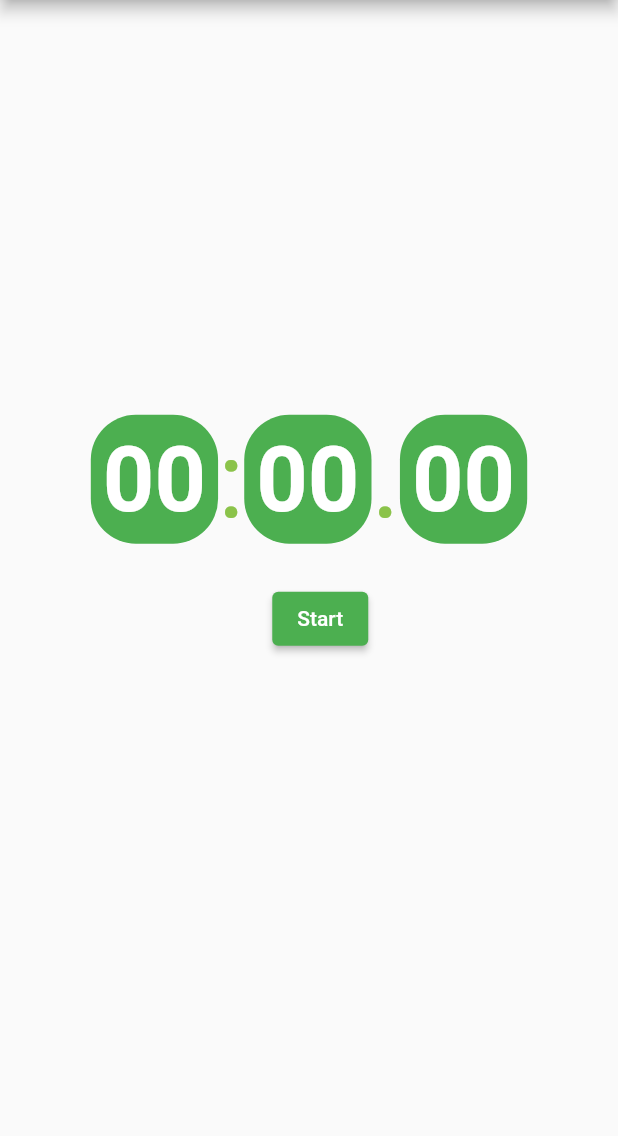
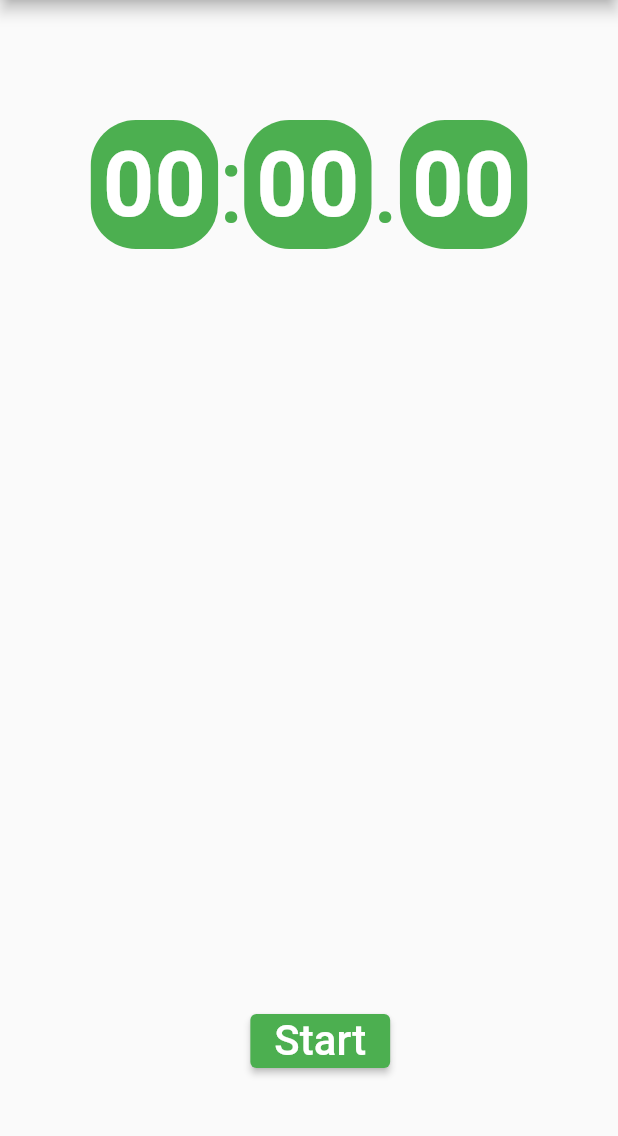
Before and after one commit to therarErifor/training, a Flutter app: the screen it shows after launch, on a phone screen of 412 x 824 dp, the part 84-1220 px from its top. Run offline on Flutter 3.47's test engine with Material 2 defaults, Android fonts, the phone set to English and light mode, and no system bars.

```diff
--- a/second_app/lib/main.dart
+++ b/second_app/lib/main.dart
@@ -34,7 +34,7 @@ class _MyHomePageState extends State<MyHomePage> {
   Duration duration = Duration();
   Timer? timer;
   String mark = '';
-  int _count = 1;
+  int count = 0;
 
   @override
   initState() {
@@ -46,6 +46,8 @@ class _MyHomePageState extends State<MyHomePage> {
   void _reset() {
     setState(() => duration = Duration());
     mark = '';
+    fields = [''];
+    count = 0;
   }
 
   void _addTime() {
@@ -67,12 +69,17 @@ class _MyHomePageState extends State<MyHomePage> {
   void markTime() {
     setState(() {
       String saveTime(int n) => n.toString();
-      String _min = saveTime(duration.inMinutes);
-      String _sec = saveTime(duration.inSeconds);
-      String _milSec = saveTime(duration.inMilliseconds);
+      final _min = saveTime(duration.inMinutes.remainder(60));
+      final _sec = saveTime(duration.inSeconds.remainder(60));
+      final _milSec = saveTime(duration.inMilliseconds.remainder(1000));
       mark = _min + ':' + _sec + '.' + _milSec.substring(1, 3);
+      count++;
+      final textCount = saveTime(count);
+      fields.add('$textCount.   $mark');
     });
   }
+
+  List<String> fields = [''];
 
   @override
   Widget build(BuildContext context) => Scaffold(
@@ -81,27 +88,33 @@ class _MyHomePageState extends State<MyHomePage> {
           title: Text(widget.title),
         ),
         body: Column(
-
-          mainAxisAlignment: MainAxisAlignment.center,
-          crossAxisAlignment: CrossAxisAlignment.center,
+          mainAxisAlignment: MainAxisAlignment.start,
           children: <Widget>[
+            SizedBox(height: 80),
             buildTime(),
-            buildButtons(),
-            buildMarkTime(mark: mark),
+            SizedBox(height: 40),
+            Container(
+              height: 300,
+              child: Scrollbar(
+                child: ListView.builder(
+                    scrollDirection: Axis.vertical,
+                    shrinkWrap: true,
+                    itemCount: fields.length,
+                    itemBuilder: (BuildContext context, int index) {
+                      return Text(fields[index],
+                          textAlign: TextAlign.center,
+                          style: TextStyle(
+                              fontSize: 30,
+                              fontStyle: FontStyle.italic,
+                              color: Colors.green));
+                    }),
+              ),
+            ),
+            Expanded(child: buildButtons()),
+            SizedBox(height: 50),
           ],
         ),
       );
-
-  Widget buildMarkTime({required mark}) {
-    return Column(
-      children: <Widget>[
-        Text(
-          '$mark',
-          style: TextStyle(fontSize: 25),
-        ),
-      ],
-    );
-  }
 
   Widget buildButtons() {
     final isRunning = timer == null ? false : timer!.isActive;
@@ -109,6 +122,7 @@ class _MyHomePageState extends State<MyHomePage> {
     return isRunning || !isCompleted
         ? Row(
             mainAxisAlignment: MainAxisAlignment.center,
+            crossAxisAlignment: CrossAxisAlignment.end,
             children: [
               ElevatedButton(
                 onPressed: () {
@@ -118,7 +132,10 @@ class _MyHomePageState extends State<MyHomePage> {
                     _startTimer();
                   }
                 },
-                child: Text(isRunning ? '   Stop   ' : 'Resume'),
+                child: Text(isRunning ? '   Stop   ' : 'Resume',
+                    style: TextStyle(
+                      fontSize: 25,
+                    )),
               ),
               SizedBox(
                 width: 15,
@@ -132,12 +149,16 @@ class _MyHomePageState extends State<MyHomePage> {
                     _reset();
                   }
                 },
-                child: Text(isRunning ? ' Mark ' : ' Reset '),
+                child: Text(isRunning ? ' Mark ' : ' Reset ',
+                    style: TextStyle(
+                      fontSize: 25,
+                    )),
               ),
             ],
           )
         : Row(
             mainAxisAlignment: MainAxisAlignment.center,
+            crossAxisAlignment: CrossAxisAlignment.end,
             children: [
               SizedBox(
                 width: 15,
@@ -147,7 +168,10 @@ class _MyHomePageState extends State<MyHomePage> {
                 onPressed: () {
                   _startTimer();
                 },
-                child: Text('Start'),
+                child: Text('Start',
+                    style: TextStyle(
+                      fontSize: 28,
+                    )),
               ),
             ],
           );
@@ -167,9 +191,9 @@ class _MyHomePageState extends State<MyHomePage> {
         // buildTimeCard(time: hours, header: 'hours'),
         // const SizedBox(width: 8),
         buildTimeCard(time: minutes),
-        Text(':', style: TextStyle(fontSize: 72, color: Colors.lightGreen)),
+        Text(':', style: TextStyle(fontSize: 72, color: Colors.green)),
         buildTimeCard(time: seconds),
-        Text('.', style: TextStyle(fontSize: 72, color: Colors.lightGreen)),
+        Text('.', style: TextStyle(fontSize: 72, color: Colors.green)),
         buildTimeCard(time: milliSeconds.substring(0, 2)),
       ],
     );
```
